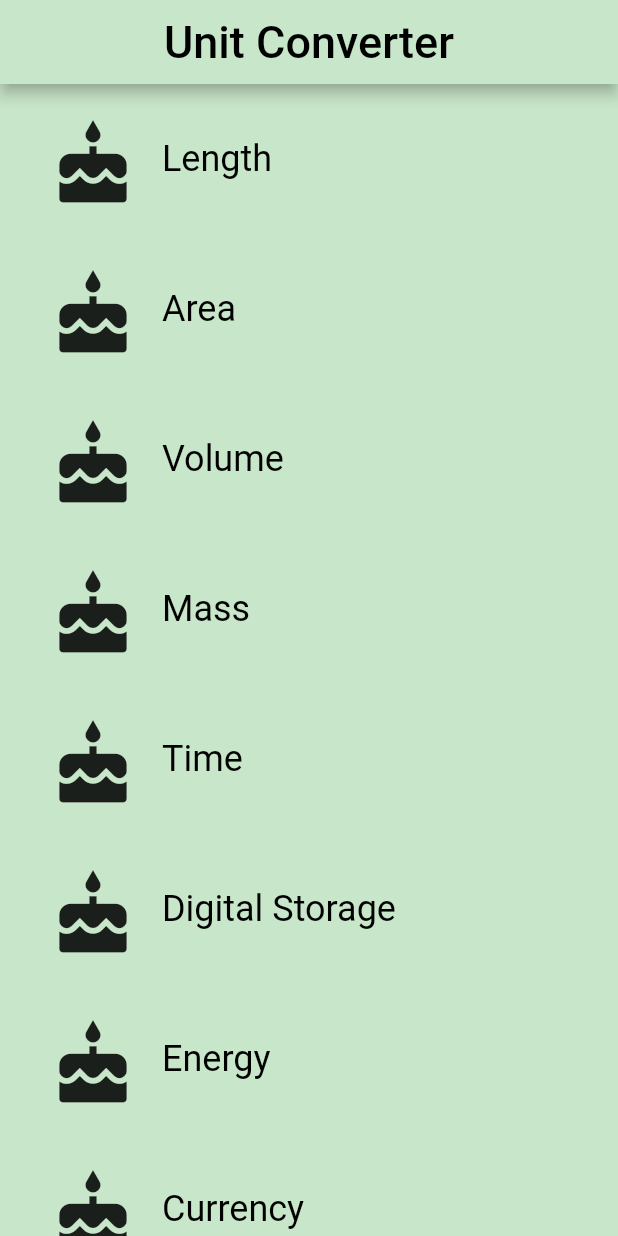
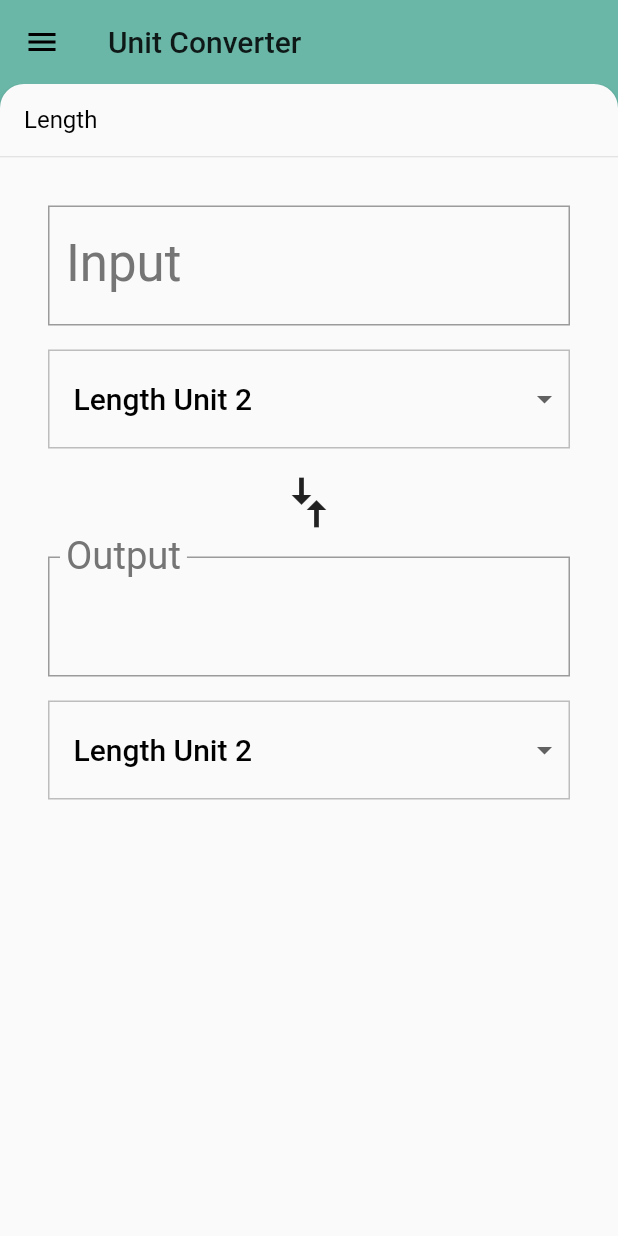
Before and after one commit to lordcharro/converter_app, a Flutter app: the screen it shows after launch, on a phone screen of 412 x 824 dp. Run offline on Flutter 3.47's test engine with Material 2 defaults, Android fonts, the phone set to English and light mode, and no system bars.

Commit message:
Add backdrop

```diff
--- /dev/null
+++ b/lib/backdrop.dart
@@ -0,0 +1,263 @@
+import 'dart:math' as math;
+
+import 'package:flutter/material.dart';
+import 'package:meta/meta.dart';
+
+import 'category.dart';
+
+const double _kFlingVelocity = 2.0;
+
+class _BackdropPanel extends StatelessWidget {
+  const _BackdropPanel({
+    Key key,
+    this.onTap,
+    this.onVerticalDragUpdate,
+    this.onVerticalDragEnd,
+    this.title,
+    this.child,
+  }) : super(key: key);
+
+  final VoidCallback onTap;
+  final GestureDragUpdateCallback onVerticalDragUpdate;
+  final GestureDragEndCallback onVerticalDragEnd;
+  final Widget title;
+  final Widget child;
+
+  @override
+  Widget build(BuildContext context) {
+    return Material(
+      elevation: 2.0,
+      borderRadius: BorderRadius.only(
+        topLeft: Radius.circular(16.0),
+        topRight: Radius.circular(16.0),
+      ),
+      child: Column(
+        crossAxisAlignment: CrossAxisAlignment.stretch,
+        children: <Widget>[
+          GestureDetector(
+            behavior: HitTestBehavior.opaque,
+            onVerticalDragUpdate: onVerticalDragUpdate,
+            onVerticalDragEnd: onVerticalDragEnd,
+            onTap: onTap,
+            child: Container(
+              height: 48.0,
+              padding: EdgeInsetsDirectional.only(start: 16.0),
+              alignment: AlignmentDirectional.centerStart,
+              child: DefaultTextStyle(
+                style: Theme.of(context).textTheme.subhead,
+                child: title,
+              ),
+            ),
+          ),
+          Divider(
+            height: 1.0,
+          ),
+          Expanded(
+            child: child,
+          ),
+        ],
+      ),
+    );
+  }
+}
+
+class _BackdropTitle extends AnimatedWidget {
+  final Widget frontTitle;
+  final Widget backTitle;
+
+  const _BackdropTitle({
+    Key key,
+    Listenable listenable,
+    this.frontTitle,
+    this.backTitle,
+  }) : super(key: key, listenable: listenable);
+
+  @override
+  Widget build(BuildContext context) {
+    final Animation<double> animation = this.listenable;
+    return DefaultTextStyle(
+      style: Theme.of(context).primaryTextTheme.title,
+      softWrap: false,
+      overflow: TextOverflow.ellipsis,
+      // Here, we do a custom cross fade between backTitle and frontTitle.
+      // This makes a smooth animation between the two texts.
+      child: Stack(
+        children: <Widget>[
+          Opacity(
+            opacity: CurvedAnimation(
+              parent: ReverseAnimation(animation),
+              curve: Interval(0.5, 1.0),
+            ).value,
+            child: backTitle,
+          ),
+          Opacity(
+            opacity: CurvedAnimation(
+              parent: animation,
+              curve: Interval(0.5, 1.0),
+            ).value,
+            child: frontTitle,
+          ),
+        ],
+      ),
+    );
+  }
+}
+
+/// Builds a Backdrop.
+///
+/// A Backdrop widget has two panels, front and back. The front panel is shown
+/// by default, and slides down to show the back panel, from which a user
+/// can make a selection. The user can also configure the titles for when the
+/// front or back panel is showing.
+class Backdrop extends StatefulWidget {
+  final Category currentCategory;
+  final Widget frontPanel;
+  final Widget backPanel;
+  final Widget frontTitle;
+  final Widget backTitle;
+
+  const Backdrop({
+    @required this.currentCategory,
+    @required this.frontPanel,
+    @required this.backPanel,
+    @required this.frontTitle,
+    @required this.backTitle,
+  })  : assert(currentCategory != null),
+        assert(frontPanel != null),
+        assert(backPanel != null),
+        assert(frontTitle != null),
+        assert(backTitle != null);
+
+  @override
+  _BackdropState createState() => _BackdropState();
+}
+
+class _BackdropState extends State<Backdrop> with SingleTickerProviderStateMixin {
+  final GlobalKey _backdropKey = GlobalKey(debugLabel: 'Backdrop');
+  AnimationController _controller;
+
+  @override
+  void initState() {
+    super.initState();
+    // This creates an [AnimationController] that can allows for animation for
+    // the BackdropPanel. 0.00 means that the front panel is in "tab" (hidden)
+    // mode, while 1.0 means that the front panel is open.
+    _controller = AnimationController(
+      duration: Duration(milliseconds: 300),
+      value: 1.0,
+      vsync: this,
+    );
+  }
+
+  @override
+  void didUpdateWidget(Backdrop old) {
+    super.didUpdateWidget(old);
+    if (widget.currentCategory != old.currentCategory) {
+      setState(() {
+        _controller.fling(velocity: _backdropPanelVisible ? -_kFlingVelocity : _kFlingVelocity);
+      });
+    } else if (!_backdropPanelVisible) {
+      setState(() {
+        _controller.fling(velocity: _kFlingVelocity);
+      });
+    }
+  }
+
+  @override
+  void dispose() {
+    _controller.dispose();
+    super.dispose();
+  }
+
+  bool get _backdropPanelVisible {
+    final AnimationStatus status = _controller.status;
+    return status == AnimationStatus.completed || status == AnimationStatus.forward;
+  }
+
+  void _toggleBackdropPanelVisibility() {
+    FocusScope.of(context).requestFocus(FocusNode());
+    _controller.fling(velocity: _backdropPanelVisible ? -_kFlingVelocity : _kFlingVelocity);
+  }
+
+  double get _backdropHeight {
+    final RenderBox renderBox = _backdropKey.currentContext.findRenderObject();
+    return renderBox.size.height;
+  }
+
+  // By design: the panel can only be opened with a swipe. To close the panel
+  // the user must either tap its heading or the backdrop's menu icon.
+
+  void _handleDragUpdate(DragUpdateDetails details) {
+    if (_controller.isAnimating || _controller.status == AnimationStatus.completed) return;
+
+    _controller.value -= details.primaryDelta / _backdropHeight;
+  }
+
+  void _handleDragEnd(DragEndDetails details) {
+    if (_controller.isAnimating || _controller.status == AnimationStatus.completed) return;
+
+    final double flingVelocity = details.velocity.pixelsPerSecond.dy / _backdropHeight;
+    if (flingVelocity < 0.0)
+      _controller.fling(velocity: math.max(_kFlingVelocity, -flingVelocity));
+    else if (flingVelocity > 0.0)
+      _controller.fling(velocity: math.min(-_kFlingVelocity, -flingVelocity));
+    else
+      _controller.fling(velocity: _controller.value < 0.5 ? -_kFlingVelocity : _kFlingVelocity);
+  }
+
+  Widget _buildStack(BuildContext context, BoxConstraints constraints) {
+    const double panelTitleHeight = 48.0;
+    final Size panelSize = constraints.biggest;
+    final double panelTop = panelSize.height - panelTitleHeight;
+
+    Animation<RelativeRect> panelAnimation = RelativeRectTween(
+      begin: RelativeRect.fromLTRB(0.0, panelTop, 0.0, panelTop - panelSize.height),
+      end: RelativeRect.fromLTRB(0.0, 0.0, 0.0, 0.0),
+    ).animate(_controller.view);
+
+    return Container(
+      key: _backdropKey,
+      color: widget.currentCategory.color,
+      child: Stack(
+        children: <Widget>[
+          widget.backPanel,
+          PositionedTransition(
+            rect: panelAnimation,
+            child: _BackdropPanel(
+              onTap: _toggleBackdropPanelVisibility,
+              onVerticalDragUpdate: _handleDragUpdate,
+              onVerticalDragEnd: _handleDragEnd,
+              title: Text(widget.currentCategory.name),
+              child: widget.frontPanel,
+            ),
+          ),
+        ],
+      ),
+    );
+  }
+
+  @override
+  Widget build(BuildContext context) {
+    return Scaffold(
+      appBar: AppBar(
+        backgroundColor: widget.currentCategory.color,
+        elevation: 0.0,
+        leading: IconButton(
+          onPressed: _toggleBackdropPanelVisibility,
+          icon: AnimatedIcon(
+            icon: AnimatedIcons.close_menu,
+            progress: _controller.view,
+          ),
+        ),
+        title: _BackdropTitle(
+          listenable: _controller.view,
+          frontTitle: widget.frontTitle,
+          backTitle: widget.backTitle,
+        ),
+      ),
+      body: LayoutBuilder(
+        builder: _buildStack,
+      ),
+    );
+  }
+}
--- a/lib/category.dart
+++ b/lib/category.dart
@@ -1,4 +1,3 @@
-import 'package:converter_app/converter_route.dart';
 import 'package:converter_app/unit.dart';
 import 'package:flutter/material.dart';
 
@@ -8,7 +7,7 @@ final _borderRadius = BorderRadius.circular(_rowHeight / 2);
 /// A custom [Category] widget.
 /// The widget is composed on an [Icon] and [Text]. Tapping on the widget shows
 /// a colored [InkWell] animation.
-class Category extends StatelessWidget {
+class Category {
   final String name;
   final ColorSwatch color;
   final IconData iconLocation;
@@ -21,73 +20,6 @@ class Category extends StatelessWidget {
       : assert(name != null),
         assert(color != null),
         assert(iconLocation != null),
-        assert(units != null),
-        super(key: key);
+        assert(units != null);
 
-  /// Builds a custom widget that shows [Category] information.
-  /// This information includes the icon, name, and color for the [Category].
-  @override
-  Widget build(BuildContext context) {
-    return Material(
-      color: Colors.transparent,
-      child: Container(
-        height: _rowHeight,
-        child: InkWell(
-          borderRadius: _borderRadius,
-          highlightColor: color,
-          splashColor: color,
-          onTap: () {
-            _navigateToConverter(context);
-            print("We tap the line");
-          },
-          child: Padding(
-            padding: EdgeInsets.all(8.0),
-            child: Row(
-              crossAxisAlignment: CrossAxisAlignment.stretch,
-              children: <Widget>[
-                Padding(
-                  padding: EdgeInsets.all(16),
-                  child: Icon(
-                    iconLocation,
-                    size: 60.0,
-                  ),
-                ),
-                Center(
-                  child: Text(
-                    name,
-                    textAlign: TextAlign.center,
-                    style: Theme.of(context).textTheme.headline,
-                  ),
-                )
-              ],
-            ),
-          ),
-        ),
-      ),
-    );
-  }
-
-  /// Navigates to the [ConverterRoute].
-  void _navigateToConverter(BuildContext context) {
-    Navigator.of(context).push(MaterialPageRoute<Null>(
-      builder: (BuildContext context) {
-        return Scaffold(
-          appBar: AppBar(
-            elevation: 1.0,
-            title: Text(
-              name,
-              style: Theme.of(context).textTheme.display1,
-            ),
-            centerTitle: true,
-            backgroundColor: color,
-          ),
-          body: ConverterRoute(
-            color: color,
-            units: units,
-          ),
-          resizeToAvoidBottomPadding: false,
-        );
-      },
-    ));
-  }
 }
--- a/lib/category_route.dart
+++ b/lib/category_route.dart
@@ -1,5 +1,8 @@
+import 'package:converter_app/backdrop.dart';
 import 'package:converter_app/category.dart';
+import 'package:converter_app/category_tile.dart';
 import 'package:converter_app/unit.dart';
+import 'package:converter_app/unit_converter.dart';
 import 'package:flutter/material.dart';
 
 final _backgroundColor = Colors.green[100];
@@ -18,8 +21,9 @@ class CategoryRoute extends StatefulWidget {
 }
 
 class _CategoryRouteState extends State<CategoryRoute> {
+  Category _defaultCategory;
+  Category _currentCategory;
   final _categories = <Category>[];
-
   static const _categoryNames = <String>[
     'Length',
     'Area',
@@ -31,33 +35,73 @@ class _CategoryRouteState extends State<CategoryRoute> {
     'Currency',
   ];
 
-  static const _baseColors = <Color>[
-    Colors.teal,
-    Colors.orange,
-    Colors.pinkAccent,
-    Colors.blueAccent,
-    Colors.yellow,
-    Colors.greenAccent,
-    Colors.purpleAccent,
-    Colors.red,
+  static const _baseColors = <ColorSwatch>[
+    ColorSwatch(0xFF6AB7A8, {
+      'highlight': Color(0xFF6AB7A8),
+      'splash': Color(0xFF0ABC9B),
+    }),
+    ColorSwatch(0xFFFFD28E, {
+      'highlight': Color(0xFFFFD28E),
+      'splash': Color(0xFFFFA41C),
+    }),
+    ColorSwatch(0xFFFFB7DE, {
+      'highlight': Color(0xFFFFB7DE),
+      'splash': Color(0xFFF94CBF),
+    }),
+    ColorSwatch(0xFF8899A8, {
+      'highlight': Color(0xFF8899A8),
+      'splash': Color(0xFFA9CAE8),
+    }),
+    ColorSwatch(0xFFEAD37E, {
+      'highlight': Color(0xFFEAD37E),
+      'splash': Color(0xFFFFE070),
+    }),
+    ColorSwatch(0xFF81A56F, {
+      'highlight': Color(0xFF81A56F),
+      'splash': Color(0xFF7CC159),
+    }),
+    ColorSwatch(0xFFD7C0E2, {
+      'highlight': Color(0xFFD7C0E2),
+      'splash': Color(0xFFCA90E5),
+    }),
+    ColorSwatch(0xFFCE9A9A, {
+      'highlight': Color(0xFFCE9A9A),
+      'splash': Color(0xFFF94D56),
+      'error': Color(0xFF912D2D),
+    }),
   ];
+
+  void _onCategoryTap(Category category) {
+    setState(() {
+      _currentCategory = category;
+    });
+  }
 
   @override
   void initState() {
     super.initState();
     for (var i = 0; i < _categoryNames.length; i++) {
-      _categories.add(Category(
+      var category = Category(
         name: _categoryNames[i],
         color: _baseColors[i],
         iconLocation: Icons.cake,
         units: _retrieveUnitList(_categoryNames[i]),
-      ));
+      );
+      if (i == 0) {
+        _defaultCategory = category;
+      }
+      _categories.add(category);
     }
   }
 
   Widget _buildCategoryWidgets() {
     return ListView.builder(
-      itemBuilder: (BuildContext context, int index) => _categories[index],
+      itemBuilder: (BuildContext context, int index) {
+        return CategoryTile(
+          category: _categories[index],
+          onTap: _onCategoryTap,
+        );
+      },
       itemCount: _categories.length,
     );
   }
@@ -75,28 +119,17 @@ class _CategoryRouteState extends State<CategoryRoute> {
 
   @override
   Widget build(BuildContext context) {
-    final listView = Container(
-      color: _backgroundColor,
-      padding: EdgeInsets.symmetric(horizontal: 8.0),
+    final listView = Padding(
+      padding: EdgeInsets.only(left: 8.0, right: 8.0, bottom: 48.0),
       child: _buildCategoryWidgets(),
     );
 
-    final appBar = AppBar(
-      title: Text(
-        'Unit Converter',
-        style: TextStyle(
-          color: Colors.black,
-          fontSize: 30.0,
-        ),
-      ),
-      centerTitle: true,
-      backgroundColor: _backgroundColor,
-    );
-
-    return Scaffold(
-      backgroundColor: Colors.green[100],
-      appBar: appBar,
-      body: listView,
+    return Backdrop(
+      currentCategory: _currentCategory == null ? _defaultCategory : _currentCategory,
+      frontPanel: _currentCategory == null ? UnitConverter(category: _defaultCategory) : UnitConverter(category: _currentCategory),
+      backPanel: listView,
+      frontTitle: Text('Unit Converter'),
+      backTitle: Text('Select a Category'),
     );
   }
 }
--- /dev/null
+++ b/lib/category_tile.dart
@@ -0,0 +1,84 @@
+import 'package:converter_app/unit_converter.dart';
+import 'package:flutter/material.dart';
+import 'package:meta/meta.dart';
+
+import 'category.dart';
+
+const _rowHeight = 100.0;
+final _borderRadius = BorderRadius.circular(_rowHeight / 2);
+
+class CategoryTile extends StatelessWidget {
+  final Category category;
+  final ValueChanged<Category> onTap;
+
+  const CategoryTile({
+    Key key,
+    @required this.category,
+    @required this.onTap,
+  })  : assert(category != null),
+        assert(onTap != null),
+        super(key: key);
+
+  /// Builds a custom widget that shows [Category] information.
+  /// This information includes the icon, name, and color for the [Category].
+  @override
+  Widget build(BuildContext context) {
+    return Material(
+      color: Colors.transparent,
+      child: Container(
+        height: _rowHeight,
+        child: InkWell(
+          borderRadius: _borderRadius,
+          highlightColor: category.color['highlight'],
+          splashColor: category.color['splash'],
+          onTap: () {
+            onTap(category);
+          },
+          child: Padding(
+            padding: EdgeInsets.all(8.0),
+            child: Row(
+              crossAxisAlignment: CrossAxisAlignment.stretch,
+              children: <Widget>[
+                Padding(
+                  padding: EdgeInsets.all(16),
+                  child: Icon(
+                    category.iconLocation,
+                    size: 60.0,
+                  ),
+                ),
+                Center(
+                  child: Text(
+                    category.name,
+                    textAlign: TextAlign.center,
+                    style: Theme.of(context).textTheme.headline,
+                  ),
+                )
+              ],
+            ),
+          ),
+        ),
+      ),
+    );
+  }
+
+  /// Navigates to the [ConverterRoute].
+  void _navigateToConverter(BuildContext context) {
+    Navigator.of(context).push(MaterialPageRoute<Null>(
+      builder: (BuildContext context) {
+        return Scaffold(
+          appBar: AppBar(
+            elevation: 1.0,
+            title: Text(
+              category.name,
+              style: Theme.of(context).textTheme.display1,
+            ),
+            centerTitle: true,
+            backgroundColor: category.color,
+          ),
+          body: UnitConverter(category: category),
+          resizeToAvoidBottomPadding: false,
+        );
+      },
+    ));
+  }
+}
--- a/lib/converter_route.dart
+++ b/lib/unit_converter.dart
@@ -2,21 +2,20 @@ import 'package:converter_app/unit.dart';
 import 'package:flutter/cupertino.dart';
 import 'package:flutter/material.dart';
 
+import 'category.dart';
+
 const _padding = EdgeInsets.all(16.0);
 
-class ConverterRoute extends StatefulWidget {
-  final List<Unit> units;
-  final Color color;
+class UnitConverter extends StatefulWidget {
+  final Category category;
 
   @override
-  _ConverterRoute createState() => _ConverterRoute();
+  _UnitConverterState createState() => _UnitConverterState();
 
-  const ConverterRoute({@required this.units, @required this.color})
-      : assert(units != null),
-        assert(color != null);
+  const UnitConverter({@required this.category}) : assert(category != null);
 }
 
-class _ConverterRoute extends State<ConverterRoute> {
+class _UnitConverterState extends State<UnitConverter> {
   Unit _fromValue;
   Unit _toValue;
   double _inputValue;
@@ -34,7 +33,7 @@ class _ConverterRoute extends State<ConverterRoute> {
   void _createDropdownMenuItems() {
     var newItems = <DropdownMenuItem>[];
 
-    for (var unit in widget.units) {
+    for (var unit in widget.category.units) {
       newItems.add(DropdownMenuItem(
         value: unit.name,
         child: Container(
@@ -52,8 +51,8 @@ class _ConverterRoute extends State<ConverterRoute> {
 
   void _setDefaults() {
     setState(() {
-      _fromValue = widget.units[0];
-      _toValue = widget.units[1];
+      _fromValue = widget.category.units[0];
+      _toValue = widget.category.units[1];
     });
   }
 
@@ -100,7 +99,7 @@ class _ConverterRoute extends State<ConverterRoute> {
   }
 
   Unit _getUnit(String unitName) {
-    return widget.units.firstWhere(
+    return widget.category.units.firstWhere(
       (Unit unit) {
         return unit.name == unitName;
       },
```
